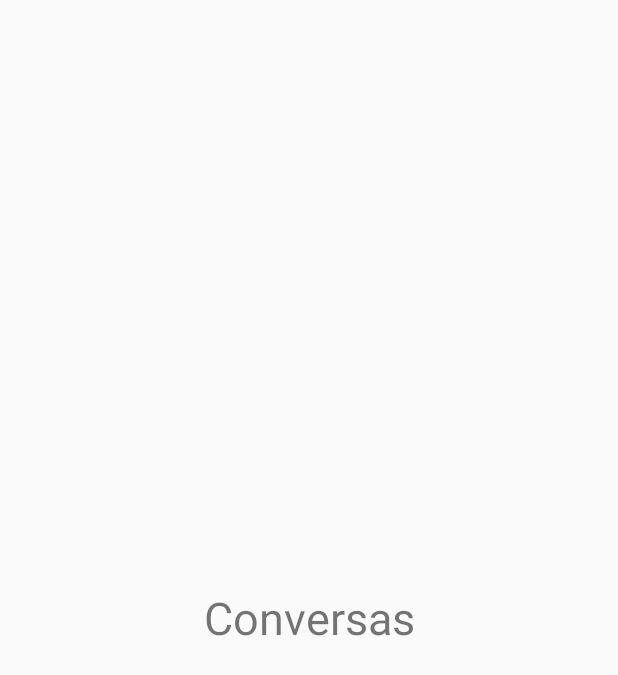
After one commit to AnthoniIP/WhatsAppCloneJavaAndroid, an Android app: the fragment ConversasFragment shown on its own in the app's theme, on a phone screen of 412 x 824 dp. The commit adds this screen. Shown: the top 675 px of the screen. Run offline under Robolectric (Android 15) with nearby library versions, the phone set to English and light mode, and no system bars; 1 statement that could not run was skipped.

Commit message:
criadas abas conversas, juntamente com seus fragments.

```diff
--- /dev/null
+++ b/app/src/main/java/com/aidev/whatsapp/fragments/ConversasFragment.java
@@ -0,0 +1,38 @@
+package com.aidev.whatsapp.fragments;
+
+import android.os.Bundle;
+
+import androidx.fragment.app.Fragment;
+
+import android.view.LayoutInflater;
+import android.view.View;
+import android.view.ViewGroup;
+
+import com.aidev.whatsapp.R;
+
+
+public class ConversasFragment extends Fragment {
+
+
+
+    public ConversasFragment() {
+        // Required empty public constructor
+    }
+
+
+
+
+    @Override
+    public void onCreate(Bundle savedInstanceState) {
+        super.onCreate(savedInstanceState);
+
+        }
+
+
+    @Override
+    public View onCreateView(LayoutInflater inflater, ViewGroup container,
+                             Bundle savedInstanceState) {
+        // Inflate the layout for this fragment
+        return inflater.inflate(R.layout.fragment_conversas, container, false);
+    }
+}
--- /dev/null
+++ b/app/src/main/res/layout/fragment_conversas.xml
@@ -0,0 +1,15 @@
+<?xml version="1.0" encoding="utf-8"?>
+<FrameLayout xmlns:android="http://schemas.android.com/apk/res/android"
+    xmlns:tools="http://schemas.android.com/tools"
+    android:layout_width="match_parent"
+    android:layout_height="match_parent"
+    tools:context=".fragments.ConversasFragment">
+
+    <TextView
+        android:layout_width="match_parent"
+        android:layout_height="match_parent"
+        android:gravity="center"
+        android:text="Conversas"
+        android:textSize="30sp" />
+
+</FrameLayout>
--- a/app/src/main/res/layout/toolbar.xml
+++ b/app/src/main/res/layout/toolbar.xml
@@ -6,12 +6,13 @@
 
 
     <androidx.appcompat.widget.Toolbar
+
         app:titleTextColor="@android:color/white"
         app:title="@string/app_name"
         android:id="@+id/toolbarPrincipal"
         android:layout_width="match_parent"
         android:layout_height="wrap_content"
-        android:background="?attr/colorPrimary"
+        android:background="@color/colorPrimary"
         android:minHeight="?attr/actionBarSize"
-        android:theme="?attr/actionBarTheme" />
+        android:theme="@style/Toolbar" />
 </FrameLayout>
--- a/app/src/main/res/values/colors.xml
+++ b/app/src/main/res/values/colors.xml
@@ -1,7 +1,7 @@
 <?xml version="1.0" encoding="utf-8"?>
 <resources>
-    <color name="colorPrimary">#6200EE</color>
-    <color name="colorPrimaryDark">#3700B3</color>
+    <color name="colorPrimary">#096A63</color>
+    <color name="colorPrimaryDark">#075953</color>
     <color name="colorAccent">#03DAC5</color>
     <color name="verde">#096A63</color>
     <color name="verde_escuro">#075953</color>
--- a/app/src/main/res/values/strings.xml
+++ b/app/src/main/res/values/strings.xml
@@ -8,4 +8,9 @@
     <string name="novo_usu_rio">novo usuário</string>
     <string name="digite_o_seu_nome">Digite o seu nome</string>
     <string name="cadastrar">Cadastrar</string>
+    <string name="pesquisar">Pesquisar</string>
+    <string name="configura_es">Configurações</string>
+    <string name="sair">Sair</string>
+    <!-- TODO: Remove or change this placeholder text -->
+    <string name="hello_blank_fragment">Hello blank fragment</string>
 </resources>
```
Also changed, not shown: app/build.gradle (+11 -0 lines), app/src/main/java/com/aidev/whatsapp/activity/MainActivity.java (+96 -1 lines), app/src/main/java/com/aidev/whatsapp/fragments/ContatosFragment.java (added, +35 -0 lines), app/src/main/res/drawable/ic_baseline_search_24.xml (added, +10 -0 lines), app/src/main/res/layout/activity_main.xml (+42 -1 lines), app/src/main/res/layout/fragment_contatos.xml (added, +16 -0 lines), app/src/main/res/menu/menu_principal.xml (added, +26 -0 lines), app/src/main/res/values/styles.xml (+10 -0 lines).
